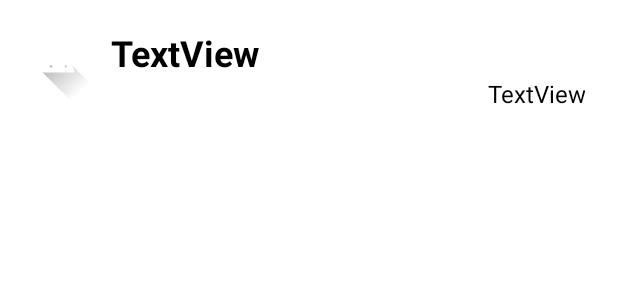
After one commit to thumbb13555/AndroidBlogExamples, an Android app: the layout item.xml on its own in the app's theme, with its tools: preview values and no code run, on a phone screen of 412 x 824 dp. The commit adds this screen. Shown: the top 300 px of the screen. Run offline under Robolectric (Android 15) with nearby library versions, the phone set to English and light mode, and no system bars.

Commit message:
CoroutineExample

```diff
--- a/CoroutineWithCrypto/app/src/main/AndroidManifest.xml
+++ b/CoroutineWithCrypto/app/src/main/AndroidManifest.xml
@@ -1,6 +1,7 @@
 <?xml version="1.0" encoding="utf-8"?>
 <manifest xmlns:android="http://schemas.android.com/apk/res/android"
     xmlns:tools="http://schemas.android.com/tools">
+    <uses-permission android:name="android.permission.INTERNET"/>
 
     <application
         android:allowBackup="true"
--- /dev/null
+++ b/CoroutineWithCrypto/app/src/main/res/layout/item.xml
@@ -0,0 +1,45 @@
+<?xml version="1.0" encoding="utf-8"?>
+<androidx.constraintlayout.widget.ConstraintLayout xmlns:android="http://schemas.android.com/apk/res/android"
+    xmlns:app="http://schemas.android.com/apk/res-auto"
+    xmlns:tools="http://schemas.android.com/tools"
+    android:layout_width="match_parent"
+    android:layout_height="wrap_content"
+    android:layout_margin="6dp">
+
+    <TextView
+        android:id="@+id/textView_Title"
+        android:layout_width="wrap_content"
+        android:layout_height="wrap_content"
+        android:layout_marginStart="10dp"
+        android:text="TextView"
+        android:textColor="@color/black"
+        android:textSize="24sp"
+        android:textStyle="bold"
+        app:layout_constraintStart_toEndOf="@+id/imageView"
+        app:layout_constraintTop_toTopOf="@+id/imageView" />
+
+    <ImageView
+        android:id="@+id/imageView"
+        android:layout_width="50dp"
+        android:layout_height="50dp"
+        android:layout_margin="8dp"
+        app:layout_constraintBottom_toBottomOf="parent"
+        app:layout_constraintStart_toStartOf="parent"
+        app:layout_constraintTop_toTopOf="parent"
+        app:srcCompat="@drawable/ic_launcher_foreground" />
+
+    <TextView
+        android:id="@+id/textView_Price"
+        android:layout_width="0dp"
+        android:layout_height="wrap_content"
+        android:layout_marginEnd="16dp"
+        android:layout_marginBottom="8dp"
+        android:gravity="end"
+        android:text="TextView"
+        android:textColor="@color/black"
+        android:textSize="16sp"
+        app:layout_constraintBottom_toBottomOf="parent"
+        app:layout_constraintEnd_toEndOf="parent"
+        app:layout_constraintStart_toStartOf="@+id/textView_Title"
+        app:layout_constraintTop_toBottomOf="@+id/textView_Title" />
+</androidx.constraintlayout.widget.ConstraintLayout>
```
Also changed, not shown: CoroutineWithCrypto/app/build.gradle (+10 -1 lines), CoroutineWithCrypto/app/src/main/java/com/noahliu/coroutinewithcrypto/CoinInfo.kt (added, +25 -0 lines), CoroutineWithCrypto/app/src/main/java/com/noahliu/coroutinewithcrypto/HttpModel.kt (added, +54 -0 lines), CoroutineWithCrypto/app/src/main/java/com/noahliu/coroutinewithcrypto/MainActivity.kt (+34 -0 lines), CoroutineWithCrypto/app/src/main/java/com/noahliu/coroutinewithcrypto/RecyclerViewAdapter.kt (added, +48 -0 lines), CoroutineWithCrypto/app/src/main/res/layout/activity_main.xml (+4 -5 lines).
